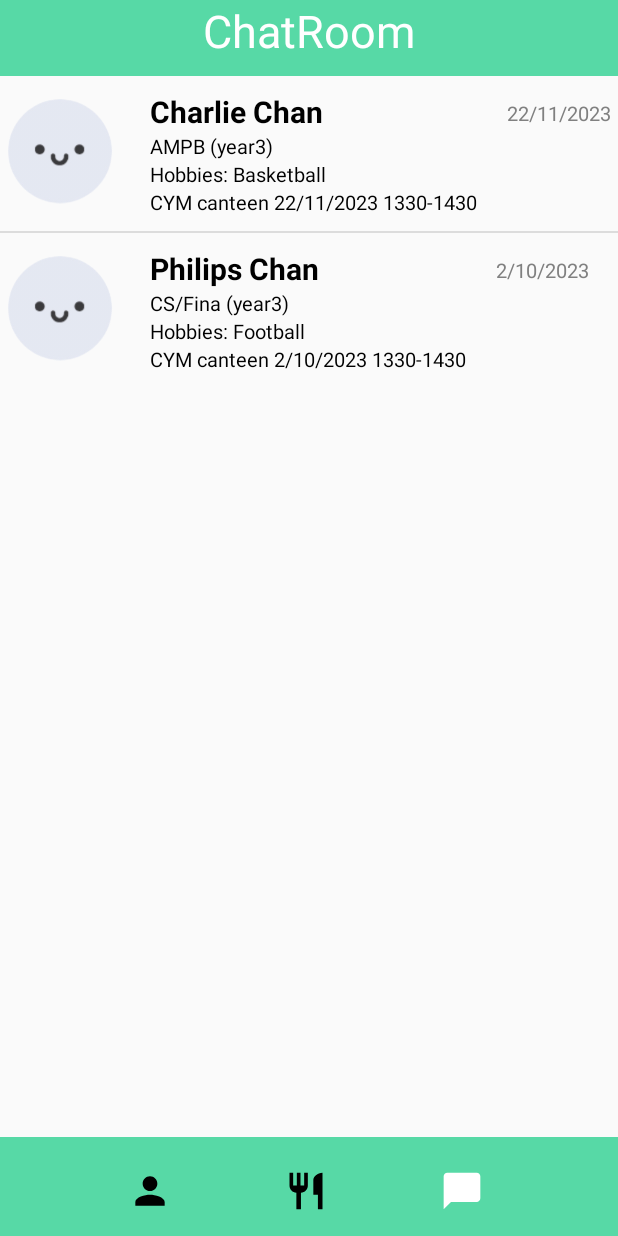
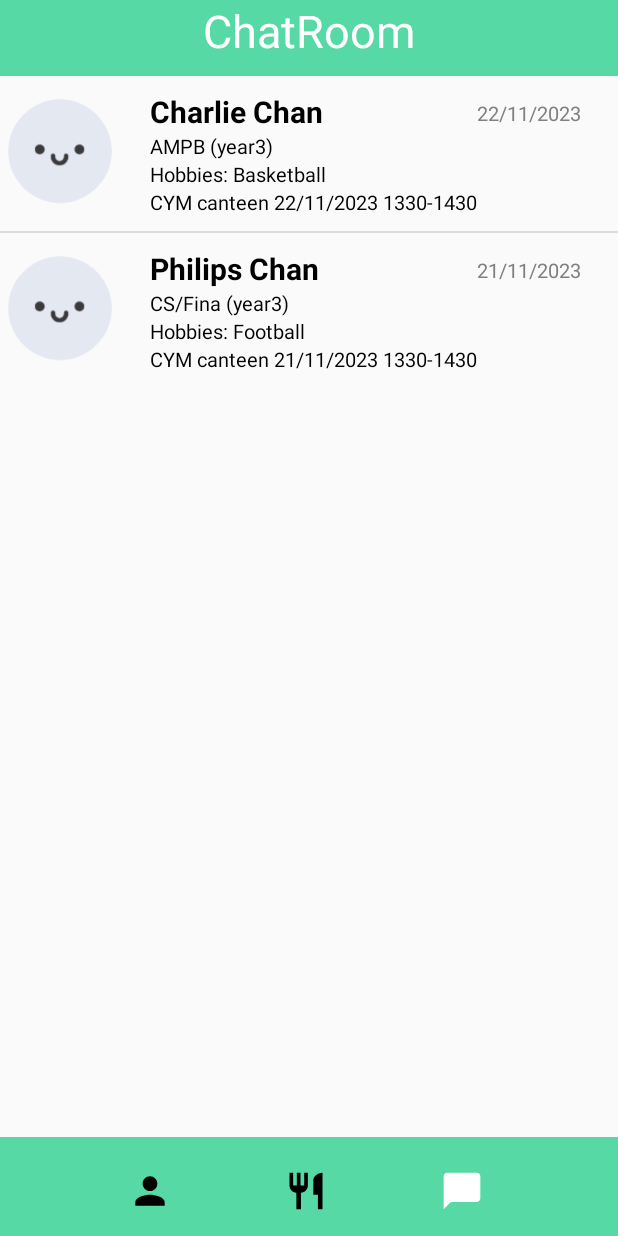
Before and after one commit to timmychan823/comp3330project, an Android app built with Jetpack Compose: the ChatRoomActivity screen opened directly, with no data from a screen before it, on a phone screen of 412 x 824 dp. Run offline under Robolectric (Android 15) with nearby library versions, the phone set to English and light mode, and no system bars.

```diff
--- a/app/src/main/java/com/example/ricelegfinder/ChatRoomActivity.kt
+++ b/app/src/main/java/com/example/ricelegfinder/ChatRoomActivity.kt
@@ -39,7 +39,7 @@ class ChatRoomActivity : ComponentActivity() {
         val studentList = ArrayList<ArrayList<String>>()
 
         studentList.add(arrayListOf("Charlie Chan","AMPB (year3)","Hobbies: Basketball","CYM canteen 22/11/2023 1330-1430", "22/11/2023"))
-        studentList.add(arrayListOf("Philips Chan","CS/Fina (year3)","Hobbies: Football","CYM canteen 2/10/2023 1330-1430", "2/10/2023"))
+        studentList.add(arrayListOf("Philips Chan","CS/Fina (year3)","Hobbies: Football","CYM canteen 21/11/2023 1330-1430", "21/11/2023"))
 
         val list = arrayListOf<MutableMap<String, Any>>()
         for (i in studentList!!.indices) {
--- a/app/src/main/java/com/example/ricelegfinder/MatchmenuActivity.kt
+++ b/app/src/main/java/com/example/ricelegfinder/MatchmenuActivity.kt
@@ -116,7 +116,7 @@ class MatchmenuActivity : ComponentActivity() {
         Log.d("tag","Matched with "+b.getText().toString())
         // showAlertDialog("Matched with "+b.getText().toString())
         sendMessage(url,"","",false)
-        val intent = Intent(this@MatchmenuActivity, ChatRoomActivity::class.java)
+        val intent = Intent(this@MatchmenuActivity, ChatActivity::class.java)
         intent.setFlags(Intent.FLAG_ACTIVITY_REORDER_TO_FRONT)
         startActivityIfNeeded(intent,0)
 
--- a/app/src/main/res/layout/person_list_item.xml
+++ b/app/src/main/res/layout/person_list_item.xml
@@ -57,16 +57,16 @@
 
         </LinearLayout>
 
-        <TextView
-            android:id="@+id/lastMessageDateChat"
-            android:layout_width="wrap_content"
-            android:layout_height="wrap_content"
-            android:textColor="#808080"
-            android:text="3/10/2023"
-            android:layout_marginLeft="20sp"
-            android:layout_marginTop="5sp"
+    <TextView
+        android:id="@+id/lastMessageDateChat"
+        android:layout_width="95sp"
+        android:layout_height="wrap_content"
+        android:gravity="left"
+        android:layout_marginTop="5sp"
+        android:text="3/10/2023"
+        android:textColor="#808080"
 
-            android:textSize="13sp" />
+        android:textSize="13sp" />
 
 
 
```
Also changed, not shown: app/src/main/res/layout/matchmenu.xml (+13 -1 lines).
